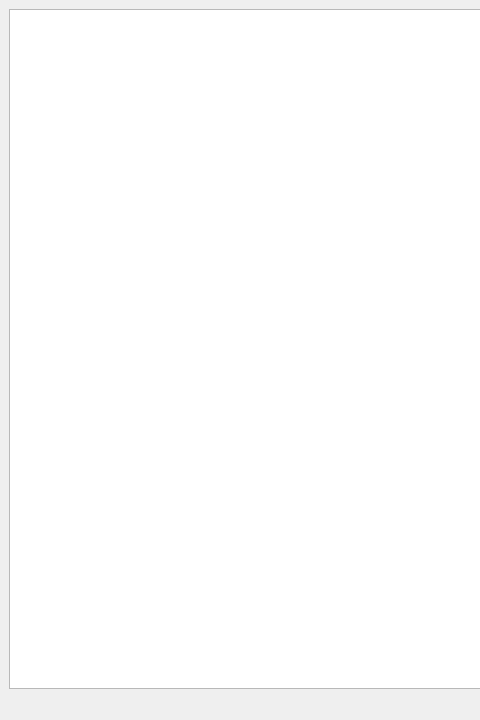
The window that mainwindow.ui (mateo-e/La-historia-de-Moises) describes before a commit, drawn with Qt 5; both pictures show x 0 to 480 and y 0 to 720 of the 1280 by 720 pixel window.
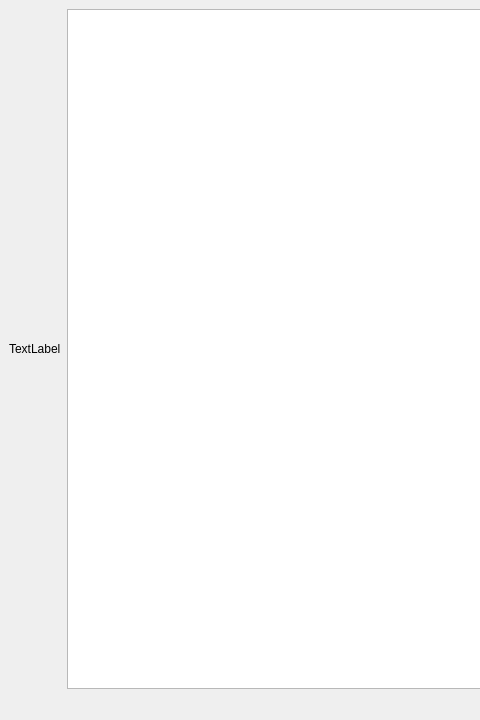
The same window after the commit.

Patch:
```diff
--- a/mainwindow.ui
+++ b/mainwindow.ui
@@ -10,13 +10,39 @@
     <height>720</height>
    </rect>
   </property>
+  <property name="sizePolicy">
+   <sizepolicy hsizetype="Ignored" vsizetype="Ignored">
+    <horstretch>0</horstretch>
+    <verstretch>0</verstretch>
+   </sizepolicy>
+  </property>
   <property name="windowTitle">
    <string>MainWindow</string>
   </property>
   <widget class="QWidget" name="centralwidget">
    <layout class="QHBoxLayout" name="horizontalLayout">
     <item>
-     <widget class="QGraphicsView" name="graphicsView"/>
+     <widget class="QLabel" name="label">
+      <property name="sizePolicy">
+       <sizepolicy hsizetype="Fixed" vsizetype="Preferred">
+        <horstretch>0</horstretch>
+        <verstretch>0</verstretch>
+       </sizepolicy>
+      </property>
+      <property name="text">
+       <string>TextLabel</string>
+      </property>
+     </widget>
+    </item>
+    <item>
+     <widget class="QGraphicsView" name="graphicsView">
+      <property name="sizePolicy">
+       <sizepolicy hsizetype="Ignored" vsizetype="Ignored">
+        <horstretch>0</horstretch>
+        <verstretch>0</verstretch>
+       </sizepolicy>
+      </property>
+     </widget>
     </item>
    </layout>
   </widget>
```
